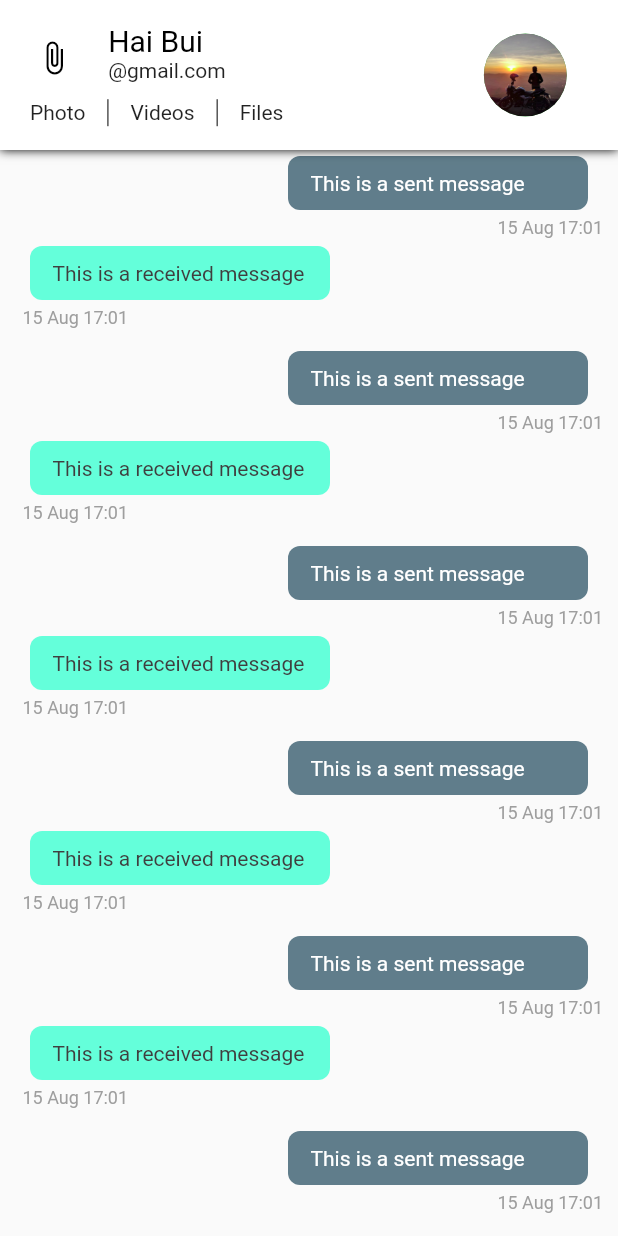
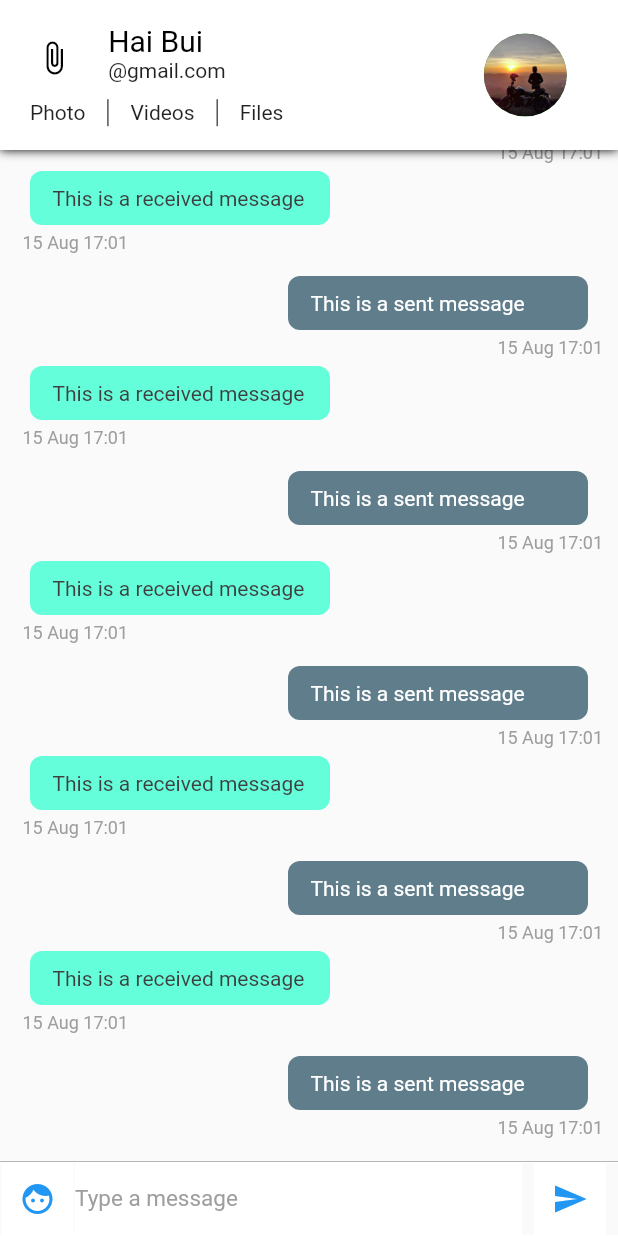
Before and after one commit to haibthe/flutter-messaging, a Flutter app: the screen it shows after launch, on a phone screen of 412 x 824 dp. Run offline on Flutter 3.47's test engine with Material 2 defaults, Android fonts, the phone set to English and light mode, and no system bars.

Commit message:
Day 3-4: Building a chat Screen in Flutter - Add input

```diff
--- a/lib/widget/input_widget.dart
+++ b/lib/widget/input_widget.dart
@@ -1,10 +1,64 @@
 import 'package:flutter/material.dart';
+import 'package:messaging_app/config/palette.dart';
 
 class InputWidget extends StatelessWidget {
-  InputWidget();
+  final TextEditingController textEditingController = TextEditingController();
 
   @override
   Widget build(BuildContext context) {
-    return Container();
+    return Container(
+      width: double.infinity,
+      height: 50,
+      decoration: BoxDecoration(
+        border: Border(
+          top: BorderSide(
+            color: Palette.greyColor,
+            width: 0.5,
+          ),
+        ),
+        color: Colors.white,
+      ),
+      child: Row(
+        children: <Widget>[
+          Material(
+            child: Container(
+              color: Colors.white,
+              margin: EdgeInsets.symmetric(horizontal: 1),
+              child: IconButton(
+                onPressed: () {},
+                icon: Icon(Icons.face),
+                color: Palette.primaryColor,
+              ),
+            ),
+          ),
+          Flexible(
+            child: Container(
+              child: TextField(
+                style: TextStyle(
+                  color: Palette.primaryTextColor,
+                  fontSize: 15,
+                ),
+                controller: textEditingController,
+                decoration: InputDecoration.collapsed(
+                  hintText: "Type a message",
+                  hintStyle: TextStyle(color: Palette.greyColor),
+                ),
+              ),
+            ),
+          ),
+          Material(
+            child: Container(
+              margin: EdgeInsets.symmetric(horizontal: 8.0),
+              color: Colors.white,
+              child: IconButton(
+                onPressed: () {},
+                icon: Icon(Icons.send),
+                color: Palette.primaryColor,
+              ),
+            ),
+          )
+        ],
+      ),
+    );
   }
 }
```
